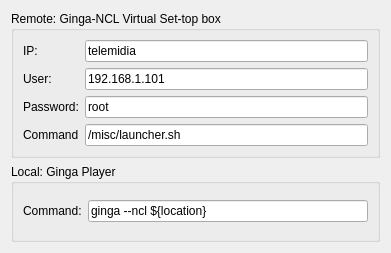
Qt form composer-gui/ui/RunGingaConfig.ui (TeleMidia/nclcomposer) before a commit.
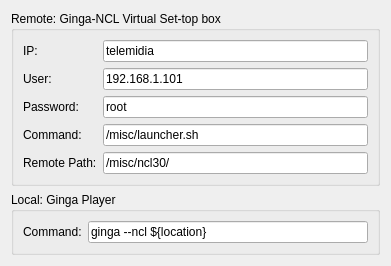
The same form after that commit.

Commit message:
[gui] maint: Add remote path to run on GingaVM.
* include/RunGingaConfig.h: Likewise.
* src/ComposerMainWindow.cpp: Likewise.
* src/RunGingaConfig.cpp: Likewise.
* ui/RunGingaConfig.ui: Likewise.

Diff of the .ui file:
```diff
--- a/composer-gui/ui/RunGingaConfig.ui
+++ b/composer-gui/ui/RunGingaConfig.ui
@@ -49,7 +49,7 @@
         <item row="5" column="0">
          <widget class="QLabel" name="label_5">
           <property name="text">
-           <string>Command</string>
+           <string>Command:</string>
           </property>
          </widget>
         </item>
@@ -93,6 +93,20 @@
           </property>
          </widget>
         </item>
+        <item row="6" column="0">
+         <widget class="QLabel" name="label_6">
+          <property name="text">
+           <string>Remote Path:</string>
+          </property>
+         </widget>
+        </item>
+        <item row="6" column="1">
+         <widget class="QLineEdit" name="lineEdit_RemotePath">
+          <property name="text">
+           <string>/misc/ncl30/</string>
+          </property>
+         </widget>
+        </item>
        </layout>
       </item>
      </layout>
```
The commit also changes 3 other files.
